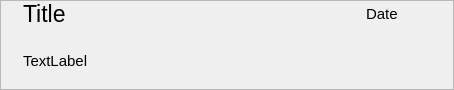
Before: the Qt Designer form gotify_tray/gui/designs/widget_message.ui in seird/gotify-tray, drawn with Qt 5.
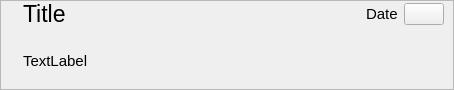
After: the same form once the commit is applied.

The edit to the form file:
```diff
--- a/gotify_tray/gui/designs/widget_message.ui
+++ b/gotify_tray/gui/designs/widget_message.ui
@@ -53,7 +53,7 @@
          <string/>
         </property>
         <property name="flat">
-         <bool>true</bool>
+         <bool>false</bool>
         </property>
        </widget>
       </item>
```
